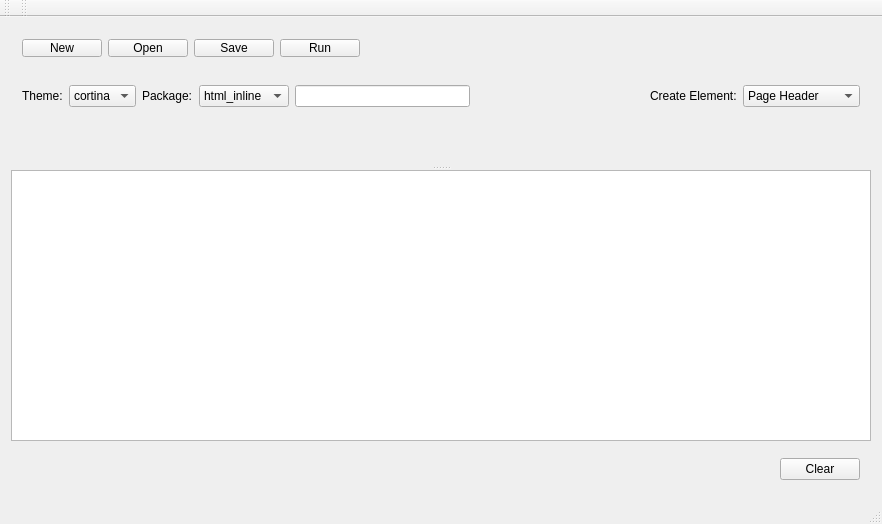
First picture: the form in src/ide/shortify/mainwindow.ui, repository bradfordelliott/shorte, before the edit.
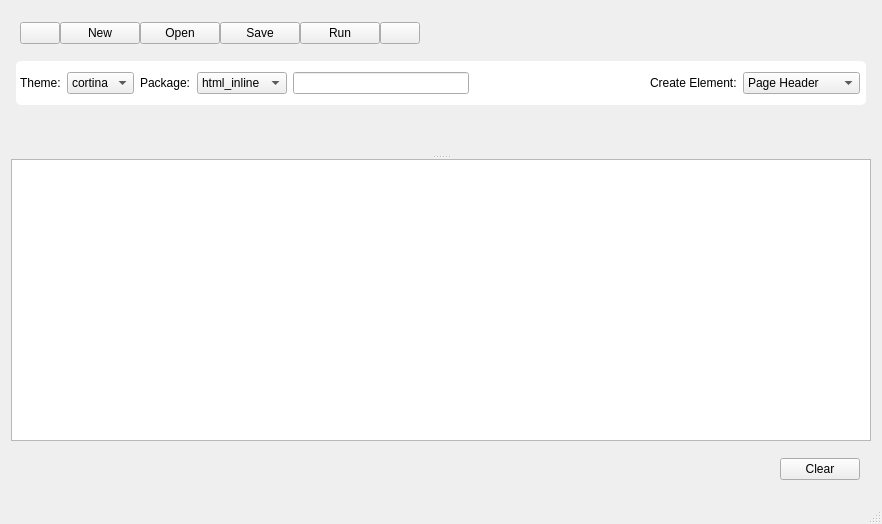
Second picture: the form after the edit. Custom widgets are drawn as their Qt base class.

Diff of the .ui file:
```diff
--- a/src/ide/shortify/mainwindow.ui
+++ b/src/ide/shortify/mainwindow.ui
@@ -26,10 +26,26 @@
       <property name="maximumSize">
        <size>
         <width>16777215</width>
-        <height>40</height>
+        <height>16777215</height>
        </size>
       </property>
       <layout class="QHBoxLayout" name="horizontalLayout">
+       <property name="spacing">
+        <number>0</number>
+       </property>
+       <property name="leftMargin">
+        <number>9</number>
+       </property>
+       <property name="rightMargin">
+        <number>9</number>
+       </property>
+       <item>
+        <widget class="QPushButton" name="left">
+         <property name="text">
+          <string/>
+         </property>
+        </widget>
+       </item>
        <item>
         <widget class="QPushButton" name="pushButton">
          <property name="text">
@@ -58,6 +74,26 @@
          </property>
         </widget>
        </item>
+       <item>
+        <widget class="QPushButton" name="right">
+         <property name="text">
+          <string/>
+         </property>
+        </widget>
+       </item>
+       <item>
+        <spacer name="horizontalSpacer_4">
+         <property name="orientation">
+          <enum>Qt::Horizontal</enum>
+         </property>
+         <property name="sizeHint" stdset="0">
+          <size>
+           <width>40</width>
+           <height>20</height>
+          </size>
+         </property>
+        </spacer>
+       </item>
        <item>
         <spacer name="horizontalSpacer">
          <property name="orientation">
@@ -76,7 +112,19 @@
     </item>
     <item>
      <widget class="QWidget" name="widget_3" native="true">
+      <property name="styleSheet">
+       <string notr="true">QWidget#widget_3
+{
+     background-color:white;
+    border-radius:5px;
+    margin-left:5px;
+   margin-right:5px;
+}</string>
+      </property>
       <layout class="QHBoxLayout" name="horizontalLayout_2">
+       <property name="leftMargin">
+        <number>9</number>
+       </property>
        <item>
         <widget class="QLabel" name="label_2">
          <property name="text">
@@ -218,12 +266,6 @@
          <height>0</height>
         </size>
        </property>
-       <property name="styleSheet">
-        <string notr="true">WidgetEditor
-{
-    background-color:#333;color:white;
-}</string>
-       </property>
       </widget>
       <widget class="QPlainTextEdit" name="m_log_window"/>
      </widget>
@@ -266,26 +308,7 @@
     </rect>
    </property>
   </widget>
-  <widget class="QToolBar" name="mainToolBar">
-   <attribute name="toolBarArea">
-    <enum>TopToolBarArea</enum>
-   </attribute>
-   <attribute name="toolBarBreak">
-    <bool>false</bool>
-   </attribute>
-  </widget>
   <widget class="QStatusBar" name="statusBar"/>
-  <widget class="QToolBar" name="toolBar">
-   <property name="windowTitle">
-    <string>toolBar</string>
-   </property>
-   <attribute name="toolBarArea">
-    <enum>TopToolBarArea</enum>
-   </attribute>
-   <attribute name="toolBarBreak">
-    <bool>false</bool>
-   </attribute>
-  </widget>
  </widget>
  <layoutdefault spacing="6" margin="11"/>
  <customwidgets>
```
Left out of the diff: 4 changed lines with no effect on the pictures.
